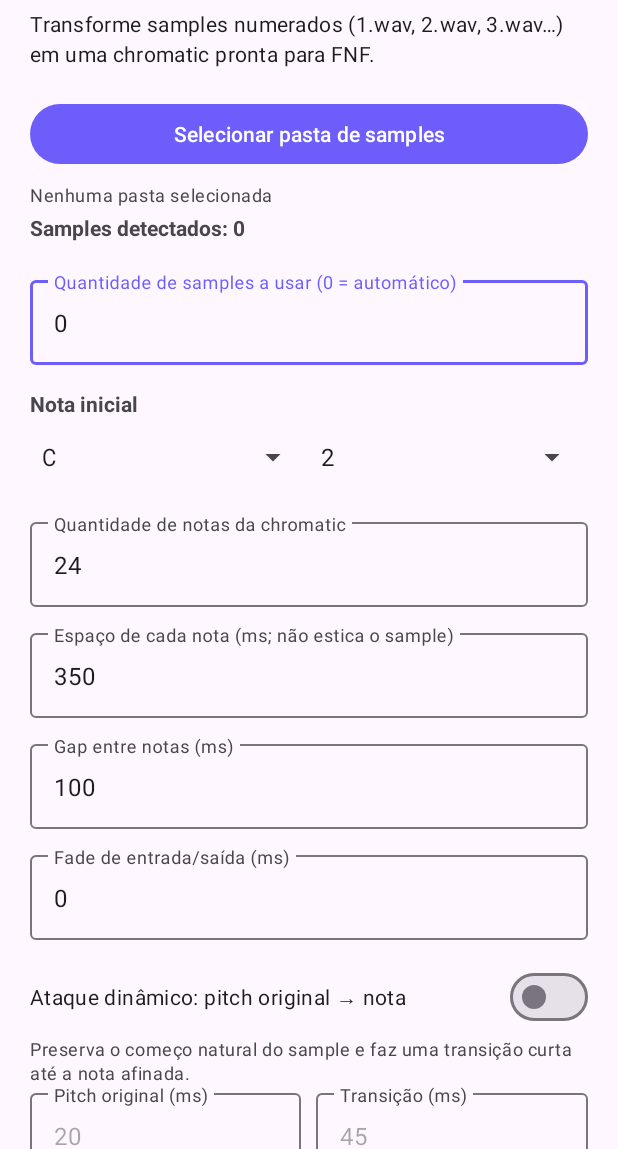
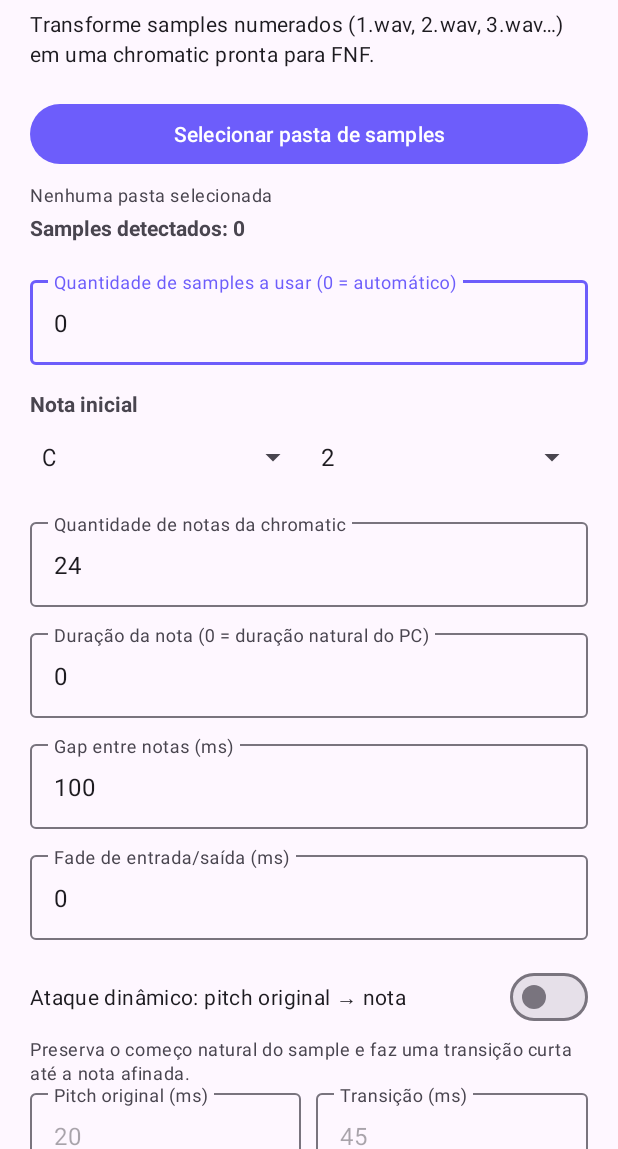
Before and after one commit to Vitkkk/Chromatic-scale-generator-mobile, an Android app: the screen it shows after launch (MainActivity), on a phone screen of 412 x 824 dp, the part 87-1236 px from its top. Run offline under Robolectric (Android 15) with nearby library versions, the light colour scheme and no system bars.

Commit message:
Default to the PC natural note duration

```diff
--- a/app/src/main/res/layout/activity_main.xml
+++ b/app/src/main/res/layout/activity_main.xml
@@ -104,14 +104,14 @@
             android:layout_width="match_parent"
             android:layout_height="wrap_content"
             android:layout_marginTop="12dp"
-            android:hint="Espaço de cada nota (ms; não estica o sample)">
+            android:hint="Duração da nota (0 = duração natural do PC)">
 
             <com.google.android.material.textfield.TextInputEditText
                 android:id="@+id/noteDurationInput"
                 android:layout_width="match_parent"
                 android:layout_height="wrap_content"
                 android:inputType="number"
-                android:text="350" />
+                android:text="0" />
         </com.google.android.material.textfield.TextInputLayout>
 
         <com.google.android.material.textfield.TextInputLayout
```
